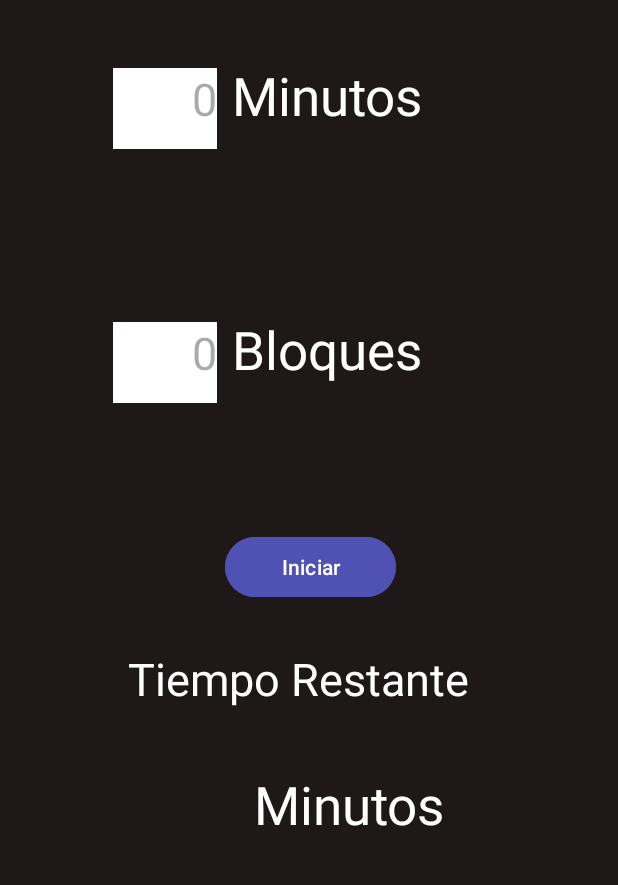
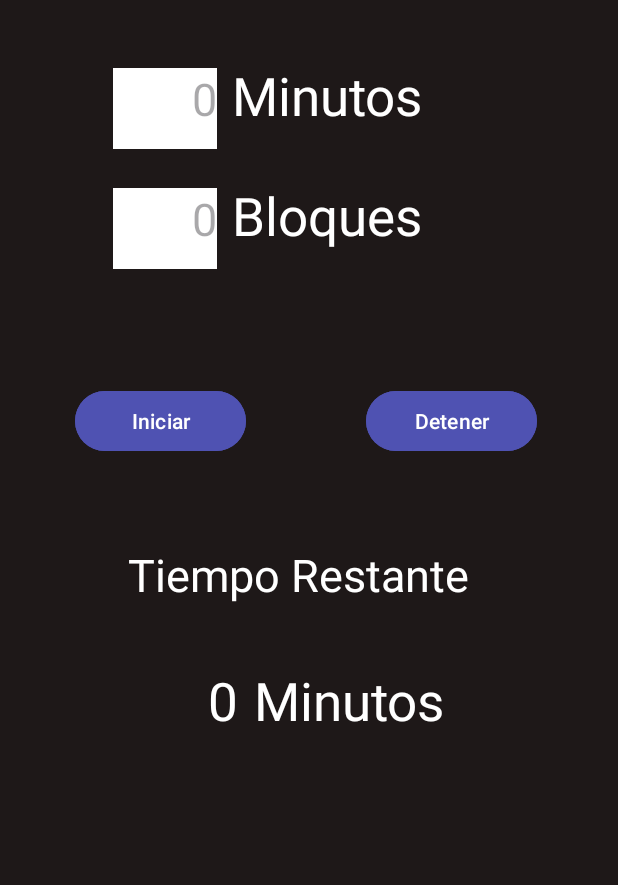
Before and after one commit to aledelorbe/Divisor-de-Tiempo, an Android app: the screen it shows after launch (MainActivity), after a tap on "Iniciar", on a phone screen of 412 x 824 dp, the part 106-991 px from its top. Run offline under Robolectric (Android 15) with nearby library versions, the phone set to English and light mode, and no system bars; 3 statements that could not run were skipped.

Commit message:
se logro hacer tiempo restante

```diff
--- a/app/src/main/java/com/example/divisortiempo/MainActivity.java
+++ b/app/src/main/java/com/example/divisortiempo/MainActivity.java
@@ -19,7 +19,7 @@ public class MainActivity extends AppCompatActivity implements View.OnClickListe
 
     EditText tiempoEditText, bloquesEditText;
     Button comenzarButton, detenerButton;
-    int tiempo, bloques, intervalo;
+    int tiempo, bloques, intervalo, intervaloOriginal;
 
     Timer timer, timer2;
     NotificationManager notificationManager;
@@ -34,6 +34,7 @@ public class MainActivity extends AppCompatActivity implements View.OnClickListe
         tiempoEditText = findViewById(R.id.tiempoEditText);
         bloquesEditText = findViewById(R.id.bloquesEditText);
         comenzarButton = findViewById(R.id.comenzarButton);
+        detenerButton = findViewById(R.id.detenerButton);
         minutosRestantes = findViewById(R.id.minutosRestantes);
 
         notificationManager = (NotificationManager) getSystemService(Context.NOTIFICATION_SERVICE);
@@ -64,7 +65,8 @@ public class MainActivity extends AppCompatActivity implements View.OnClickListe
         if( view.getId() == R.id.comenzarButton ){
             tiempo = Integer.parseInt(tiempoEditText.getText().toString());
             bloques = Integer.parseInt(bloquesEditText.getText().toString());
-            intervalo = tiempo / bloques;
+            intervaloOriginal = intervalo = tiempo / bloques;
+
 
             /*
             timer = new Timer();
@@ -74,18 +76,23 @@ public class MainActivity extends AppCompatActivity implements View.OnClickListe
                     mostrarNotificacion();
                     reproducirAlarma();
                 }
-            }, 0, intervalo * 60 * 1000);*/
+            }, intervaloOriginal * 60 * 1000, intervaloOriginal * 60 * 1000);*/
 
-            minutosRestantes.setText( intervalo );
-            /*
             timer2 = new Timer();
             timer2.schedule(new TimerTask() {
                 @Override
                 public void run() {
-                    minutosRestantes.setText( intervalo );
-                    //mostrarTiempoRestante();
+                    tiempoRestante();
                 }
-            }, 0, 60 * 1000);*/
+            }, 0, 60 * 1000);
+            // Para que cambie cada 60 segundos (1 minuto), a partir del instante que
+            // se mande a llamar el timer.
+        }
+        else if( view.getId() == R.id.comenzarButton ){
+            timer.cancel();
+            timer2.cancel();
+            notificationManager.cancelAll();
+            mediaPlayer.stop();
         }
     }
 
@@ -103,10 +110,9 @@ public class MainActivity extends AppCompatActivity implements View.OnClickListe
         mediaPlayer.start();
     }
 
-    /*
-    private void mostrarTiempoRestante() {
-        minutosRestantes.setText( intervalo - 1 );
-    }*/
-
-
+    public void tiempoRestante() {
+        minutosRestantes.setText( " " + (intervalo--) );
+        if( intervalo == -1 ) // Porque cuando llegue al minuto 0, todavia quedarian 60 segundos mas.
+            intervalo = intervaloOriginal;
+    }
 }
--- a/app/src/main/res/layout/activity_main.xml
+++ b/app/src/main/res/layout/activity_main.xml
@@ -16,70 +16,86 @@
 
     <LinearLayout
         android:layout_width="match_parent"
-        android:layout_height="129dp"
+        android:layout_height="80dp"
+        android:layout_marginTop="40dp"
         android:background="#1E1818"
-        android:orientation="horizontal"
-        android:layout_marginTop="40dp">
+        android:orientation="horizontal">
 
         <EditText
             android:id="@+id/tiempoEditText"
             android:layout_width="69dp"
             android:layout_height="54dp"
+            android:layout_marginLeft="75dp"
             android:background="@color/white"
+            android:gravity="right"
+            android:hint="0"
+            android:inputType="number"
             android:text=""
-            android:textSize="30dp"
-            android:layout_marginLeft="75dp"
-            android:hint="0"
-            android:gravity="right"
             android:textColor="@color/black"
-            android:inputType="number"/>
+            android:textSize="30dp" />
 
         <TextView
             android:layout_width="wrap_content"
             android:layout_height="wrap_content"
+            android:layout_marginLeft="10dp"
             android:text="Minutos"
             android:textColor="@color/white"
-            android:textSize="35sp"
-            android:layout_marginLeft="10dp"/>
+            android:textSize="35sp" />
     </LinearLayout>
 
     <LinearLayout
         android:layout_width="match_parent"
-        android:layout_height="129dp"
+        android:layout_height="81dp"
         android:background="#1E1818"
-        android:orientation="horizontal"
-        android:layout_marginTop="40dp">
+        android:orientation="horizontal">
 
         <EditText
             android:id="@+id/bloquesEditText"
             android:layout_width="69dp"
             android:layout_height="54dp"
+            android:layout_marginLeft="75dp"
             android:background="@color/white"
+            android:gravity="right"
+            android:hint="0"
+            android:inputType="number"
             android:text=""
-            android:textSize="30dp"
-            android:layout_marginLeft="75dp"
-            android:hint="0"
-            android:gravity="right"
             android:textColor="@color/black"
-            android:inputType="number"/>
+            android:textSize="30dp" />
 
         <TextView
             android:layout_width="wrap_content"
             android:layout_height="wrap_content"
+            android:layout_marginLeft="10dp"
             android:text="Bloques"
             android:textColor="@color/white"
-            android:textSize="35sp"
-            android:layout_marginLeft="10dp"/>
+            android:textSize="35sp" />
     </LinearLayout>
+
+    <LinearLayout
+        android:layout_width="match_parent"
+        android:layout_height="91dp"
+        android:layout_marginTop="40dp"
+        android:background="#1E1818"
+        android:orientation="horizontal">
 
         <Button
             android:id="@+id/comenzarButton"
             android:layout_width="114dp"
             android:layout_height="wrap_content"
-        android:layout_marginLeft="150dp"
+            android:layout_marginLeft="50dp"
             android:layout_marginTop="15dp"
             android:backgroundTint="#4F52B2"
             android:text="Iniciar"></Button>
+
+        <Button
+            android:id="@+id/detenerButton"
+            android:layout_width="114dp"
+            android:layout_height="wrap_content"
+            android:layout_marginLeft="80dp"
+            android:layout_marginTop="15dp"
+            android:backgroundTint="#4F52B2"
+            android:text="Detener"></Button>
+    </LinearLayout>
 
     <TextView
         android:layout_width="wrap_content"
@@ -92,10 +108,10 @@
 
     <LinearLayout
         android:layout_width="match_parent"
-        android:layout_height="129dp"
+        android:layout_height="91dp"
+        android:layout_marginTop="40dp"
         android:background="#1E1818"
-        android:orientation="horizontal"
-        android:layout_marginTop="40dp">
+        android:orientation="horizontal">
 
         <TextView
             android:id="@+id/minutosRestantes"
@@ -109,9 +125,9 @@
         <TextView
             android:layout_width="wrap_content"
             android:layout_height="wrap_content"
+            android:layout_marginLeft="10dp"
             android:text="Minutos"
             android:textColor="@color/white"
-            android:textSize="35sp"
-            android:layout_marginLeft="10dp"/>
+            android:textSize="35sp" />
     </LinearLayout>
 </LinearLayout >
```
Lines whose indentation alone changed are shown as unchanged.
